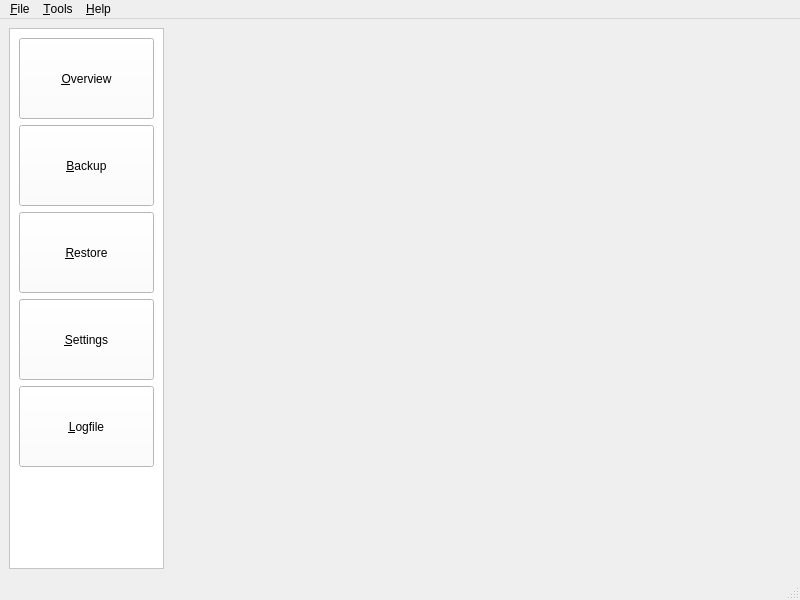
The window that src/gui/main_window.ui (stepping-stone/sepiola) describes before a commit, drawn with Qt 5.
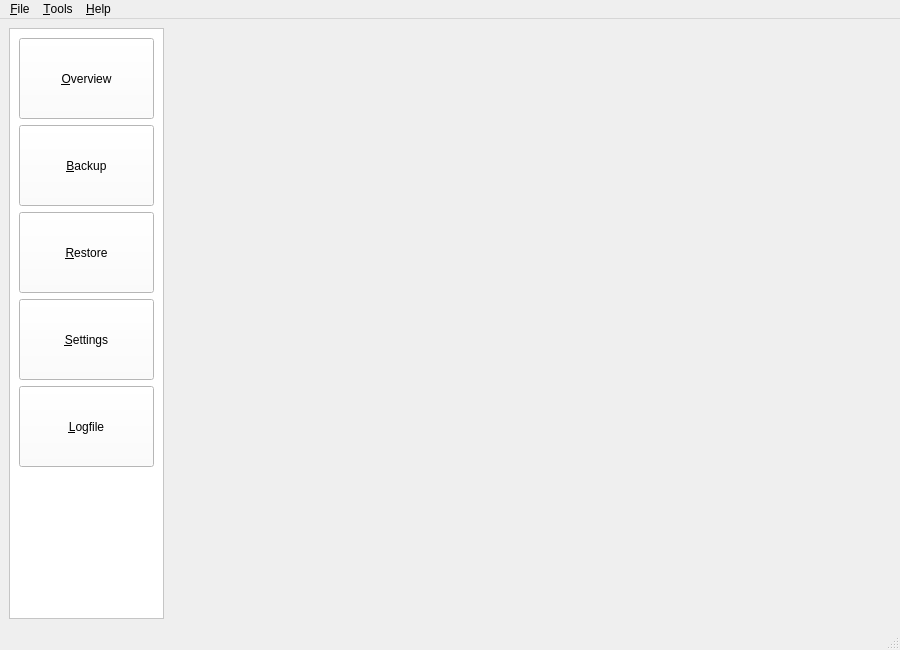
The same window after the commit. Icons and pictures are not drawn.

Commit message: Increased main window minimum size

What changed in the file:
```diff
--- a/src/gui/main_window.ui
+++ b/src/gui/main_window.ui
@@ -6,14 +6,14 @@
    <rect>
     <x>0</x>
     <y>0</y>
-    <width>800</width>
-    <height>600</height>
+    <width>900</width>
+    <height>650</height>
    </rect>
   </property>
   <property name="minimumSize">
    <size>
-    <width>800</width>
-    <height>600</height>
+    <width>900</width>
+    <height>650</height>
    </size>
   </property>
   <property name="windowTitle">
@@ -260,8 +260,8 @@
     <rect>
      <x>0</x>
      <y>0</y>
-     <width>800</width>
-     <height>18</height>
+     <width>900</width>
+     <height>25</height>
     </rect>
    </property>
    <widget class="QMenu" name="menuHelp">
```
